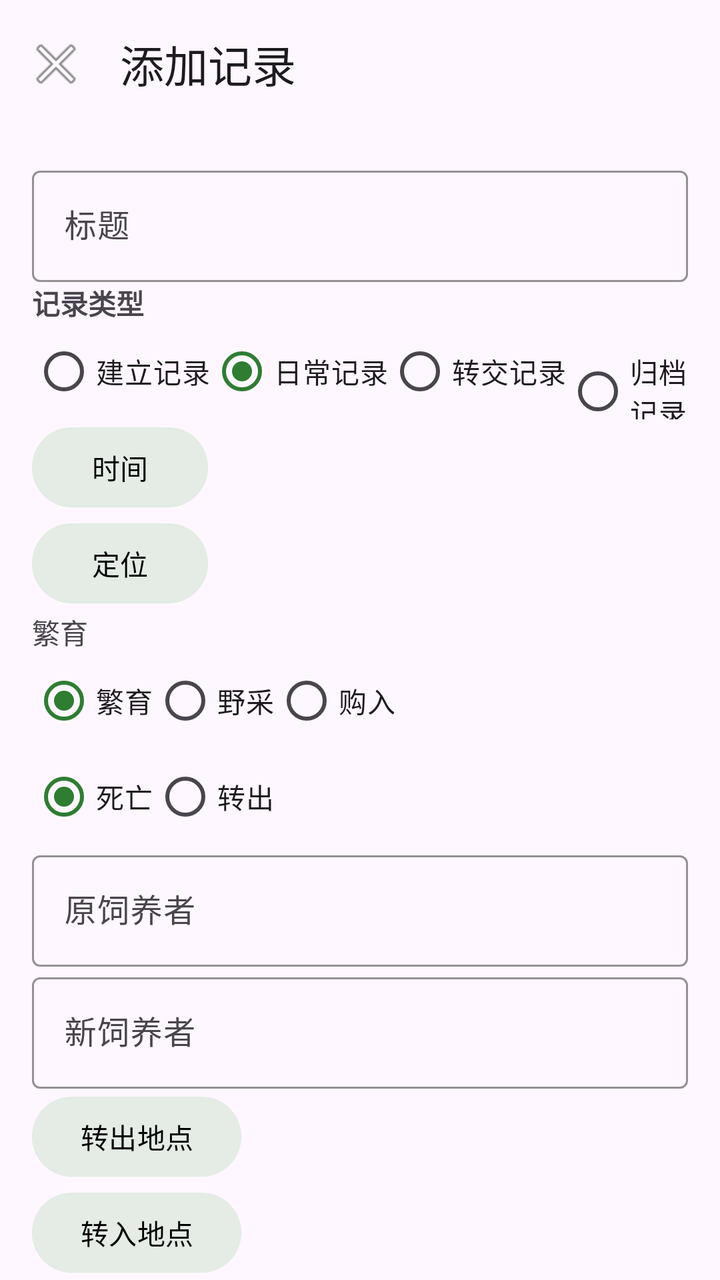
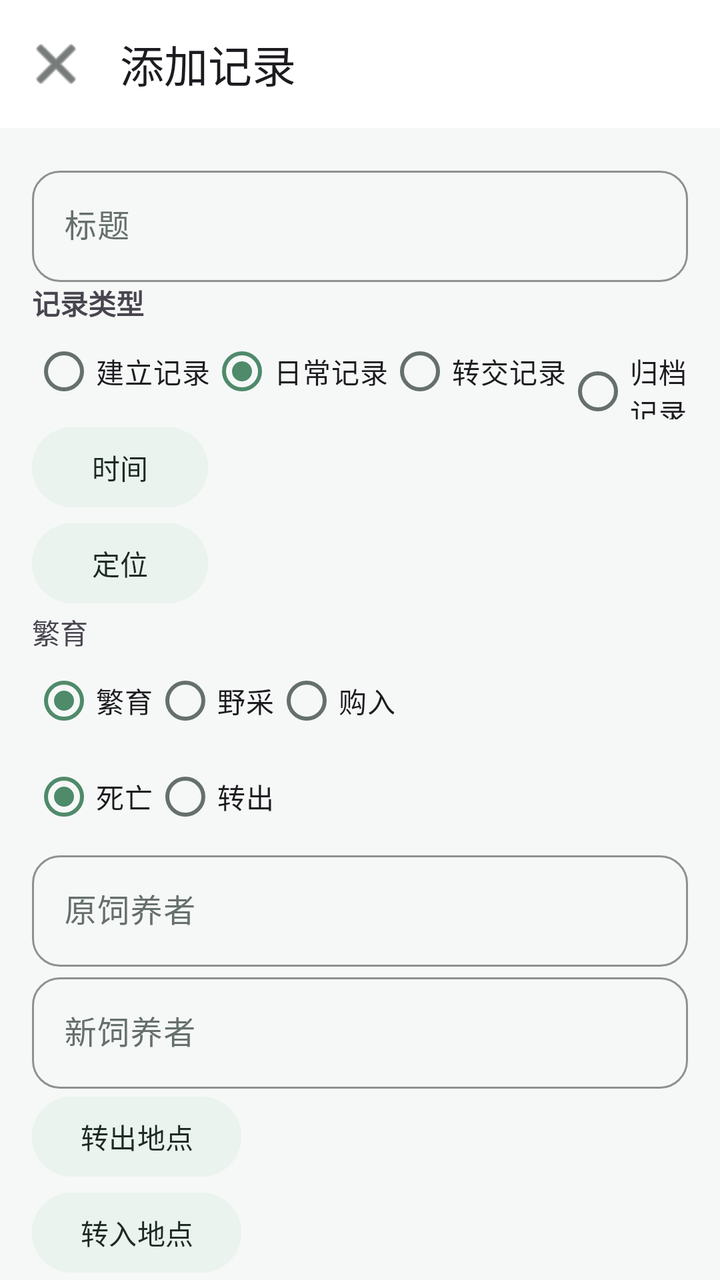

Screens rendered from an Android XML layout before and after an edit, with the pre-edit source and the edit as a unified diff.
<!-- AndroidManifest.xml: application theme Theme.PetProfile -->
<!-- res/layout/activity_record_edit.xml -->
<?xml version="1.0" encoding="utf-8"?>
<androidx.coordinatorlayout.widget.CoordinatorLayout xmlns:android="http://schemas.android.com/apk/res/android"
    xmlns:app="http://schemas.android.com/apk/res-auto"
    android:layout_width="match_parent"
    android:layout_height="match_parent">

    <com.google.android.material.appbar.AppBarLayout
        android:layout_width="match_parent"
        android:layout_height="wrap_content">

        <com.google.android.material.appbar.MaterialToolbar
            android:id="@+id/toolbar"
            android:layout_width="match_parent"
            android:layout_height="?attr/actionBarSize"
            app:navigationIcon="@android:drawable/ic_menu_close_clear_cancel"
            app:title="@string/action_add_record" />
    </com.google.android.material.appbar.AppBarLayout>

    <androidx.core.widget.NestedScrollView
        android:layout_width="match_parent"
        android:layout_height="match_parent"
        android:fillViewport="true"
        app:layout_behavior="@string/appbar_scrolling_view_behavior">

        <LinearLayout
            android:layout_width="match_parent"
            android:layout_height="wrap_content"
            android:orientation="vertical"
            android:padding="16dp">

            <com.google.android.material.textfield.TextInputLayout
                style="@style/Widget.PetProfile.TextInputLayout.Required"
                android:layout_width="match_parent"
                android:layout_height="wrap_content"
                android:hint="@string/label_title">

                <com.google.android.material.textfield.TextInputEditText
                    android:id="@+id/titleEditText"
                    android:layout_width="match_parent"
                    android:layout_height="wrap_content"
                    android:importantForAutofill="no"
                    android:inputType="text" />
            </com.google.android.material.textfield.TextInputLayout>

            <TextView
                android:layout_width="wrap_content"
                android:layout_height="wrap_content"
                android:text="@string/label_record_type"
                android:textStyle="bold" />

            <RadioGroup
                android:id="@+id/typeRadioGroup"
                android:layout_width="match_parent"
                android:layout_height="wrap_content"
                android:orientation="horizontal">

                <RadioButton
                    android:id="@+id/typeEstablishmentRadio"
                    android:layout_width="wrap_content"
                    android:layout_height="wrap_content"
                    android:text="@string/record_establishment" />

                <RadioButton
                    android:id="@+id/typeDailyRadio"
                    android:layout_width="wrap_content"
                    android:layout_height="wrap_content"
                    android:checked="true"
                    android:text="@string/record_daily" />

                <RadioButton
                    android:id="@+id/typeTransferRadio"
                    android:layout_width="wrap_content"
                    android:layout_height="wrap_content"
                    android:text="@string/record_transfer" />

                <RadioButton
                    android:id="@+id/typeArchiveRadio"
                    android:layout_width="wrap_content"
                    android:layout_height="wrap_content"
                    android:text="@string/record_archive" />
            </RadioGroup>

            <Button
                android:id="@+id/timeButton"
                android:layout_width="wrap_content"
                android:layout_height="wrap_content"
                android:backgroundTint="@color/avatar_background"
                android:textColor="@android:color/black"
                android:text="@string/label_time" />

            <Button
                android:id="@+id/locationButton"
                android:layout_width="wrap_content"
                android:layout_height="wrap_content"
                android:backgroundTint="@color/avatar_background"
                android:textColor="@android:color/black"
                android:text="@string/action_pick_location" />

            <LinearLayout
                android:id="@+id/establishmentExtraLayout"
                android:layout_width="match_parent"
                android:layout_height="wrap_content"
                android:orientation="vertical">

                <TextView
                    android:layout_width="wrap_content"
                    android:layout_height="wrap_content"
                    android:text="@string/record_establishment_source_breed" />

                <RadioGroup
                    android:id="@+id/establishmentSourceRadioGroup"
                    android:layout_width="match_parent"
                    android:layout_height="wrap_content"
                    android:orientation="horizontal">

                    <RadioButton
                        android:id="@+id/establishmentSourceBredRadio"
                        android:layout_width="wrap_content"
                        android:layout_height="wrap_content"
                        android:checked="true"
                        android:text="@string/record_establishment_source_breed" />

                    <RadioButton
                        android:id="@+id/establishmentSourceWildRadio"
                        android:layout_width="wrap_content"
                        android:layout_height="wrap_content"
                        android:text="@string/record_establishment_source_wild" />

                    <RadioButton
                        android:id="@+id/establishmentSourcePurchaseRadio"
                        android:layout_width="wrap_content"
                        android:layout_height="wrap_content"
                        android:text="@string/record_establishment_source_purchase" />
                </RadioGroup>
            </LinearLayout>

            <LinearLayout
                android:id="@+id/archiveExtraLayout"
                android:layout_width="match_parent"
                android:layout_height="wrap_content"
                android:orientation="vertical">

                <RadioGroup
                    android:id="@+id/archiveReasonRadioGroup"
                    android:layout_width="match_parent"
                    android:layout_height="wrap_content"
                    android:orientation="horizontal">

                    <RadioButton
                        android:id="@+id/archiveDeathRadio"
                        android:layout_width="wrap_content"
                        android:layout_height="wrap_content"
                        android:checked="true"
                        android:text="@string/record_archive_death" />

                    <RadioButton
                        android:id="@+id/archiveTransferRadio"
                        android:layout_width="wrap_content"
                        android:layout_height="wrap_content"
                        android:text="@string/record_archive_transfer" />
                </RadioGroup>
            </LinearLayout>

            <LinearLayout
                android:id="@+id/transferExtraLayout"
                android:layout_width="match_parent"
                android:layout_height="wrap_content"
                android:orientation="vertical">

                <com.google.android.material.textfield.TextInputLayout
                    style="@style/Widget.PetProfile.TextInputLayout"
                    android:layout_width="match_parent"
                    android:layout_height="wrap_content"
                    android:hint="@string/label_transfer_from_person">

                    <com.google.android.material.textfield.TextInputEditText
                        android:id="@+id/transferFromPersonEditText"
                        android:layout_width="match_parent"
                        android:layout_height="wrap_content" />
                </com.google.android.material.textfield.TextInputLayout>

                <com.google.android.material.textfield.TextInputLayout
                    style="@style/Widget.PetProfile.TextInputLayout"
                    android:layout_width="match_parent"
                    android:layout_height="wrap_content"
                    android:hint="@string/label_transfer_to_person">

                    <com.google.android.material.textfield.TextInputEditText
                        android:id="@+id/transferToPersonEditText"
                        android:layout_width="match_parent"
                        android:layout_height="wrap_content" />
                </com.google.android.material.textfield.TextInputLayout>

                <Button
                    android:id="@+id/transferFromPlaceButton"
                    android:layout_width="wrap_content"
                    android:layout_height="wrap_content"
                    android:backgroundTint="@color/avatar_background"
                    android:textColor="@android:color/black"
                    android:text="@string/label_transfer_from_place" />

                <Button
                    android:id="@+id/transferToPlaceButton"
                    android:layout_width="wrap_content"
                    android:layout_height="wrap_content"
                    android:backgroundTint="@color/avatar_background"
                    android:textColor="@android:color/black"
                    android:text="@string/label_transfer_to_place" />
            </LinearLayout>

            <TextView
                android:layout_width="wrap_content"
                android:layout_height="wrap_content"
                android:layout_marginTop="12dp"
                android:text="@string/label_attributes"
                android:textStyle="bold" />

            <androidx.recyclerview.widget.RecyclerView
                android:id="@+id/recordFieldsRecyclerView"
                android:layout_width="match_parent"
                android:layout_height="wrap_content"
                android:nestedScrollingEnabled="false" />

            <Button
                android:id="@+id/addFieldButton"
                android:layout_width="wrap_content"
                android:layout_height="wrap_content"
                android:backgroundTint="@color/avatar_background"
                android:textColor="@android:color/black"
                android:text="@string/action_add_field" />

            <com.google.android.material.textfield.TextInputLayout
                style="@style/Widget.PetProfile.TextInputLayout"
                android:layout_width="match_parent"
                android:layout_height="wrap_content"
                android:hint="@string/label_notes">

                <com.google.android.material.textfield.TextInputEditText
                    android:id="@+id/notesEditText"
                    android:layout_width="match_parent"
                    android:layout_height="150dp"
                    android:gravity="top"
                    android:inputType="textMultiLine" />
            </com.google.android.material.textfield.TextInputLayout>

            <LinearLayout
                android:id="@+id/imagesContainer"
                android:layout_width="match_parent"
                android:layout_height="wrap_content"
                android:orientation="horizontal"
                android:gravity="center_vertical" />

            <Button
                android:id="@+id/addImageButton"
                android:layout_width="wrap_content"
                android:layout_height="wrap_content"
                android:backgroundTint="@color/avatar_background"
                android:textColor="@android:color/black"
                android:text="@string/action_pick_image" />

            <Button
                android:id="@+id/saveButton"
                android:layout_width="match_parent"
                android:layout_height="wrap_content"
                android:layout_marginTop="12dp"
                android:backgroundTint="@color/avatar_background"
                android:textColor="@android:color/black"
                android:text="@string/action_save" />
        </LinearLayout>
    </androidx.core.widget.NestedScrollView>
</androidx.coordinatorlayout.widget.CoordinatorLayout>
<!-- resources referenced by this layout -->
<resources>
  <color name="avatar_background">#E4ECE5</color>
  <string name="action_add_field">新增字段</string>
  <string name="action_add_record">添加记录</string>
  <string name="action_pick_image">添加图片</string>
  <string name="action_pick_location">定位</string>
  <string name="action_save">保存</string>
  <string name="label_attributes">属性</string>
  <string name="label_notes">笔记</string>
  <string name="label_record_type">记录类型</string>
  <string name="label_time">时间</string>
  <string name="label_title">标题</string>
  <string name="label_transfer_from_person">原饲养者</string>
  <string name="label_transfer_from_place">转出地点</string>
  <string name="label_transfer_to_person">新饲养者</string>
  <string name="label_transfer_to_place">转入地点</string>
  <string name="record_archive">归档记录</string>
  <string name="record_archive_death">死亡</string>
  <string name="record_archive_transfer">转出</string>
  <string name="record_daily">日常记录</string>
  <string name="record_establishment">建立记录</string>
  <string name="record_establishment_source_breed">繁育</string>
  <string name="record_establishment_source_purchase">购入</string>
  <string name="record_establishment_source_wild">野采</string>
  <string name="record_transfer">转交记录</string>
  <style name="Widget.PetProfile.TextInputLayout" parent="Widget.Material3.TextInputLayout.OutlinedBox">
          <item name="boxStrokeColor">@color/input_border_default</item>
      </style>
  <style name="Widget.PetProfile.TextInputLayout.Required" parent="Widget.Material3.TextInputLayout.OutlinedBox">
          <item name="boxStrokeColor">@color/input_border_required</item>
      </style>
  <style name="Theme.PetProfile" parent="Theme.Material3.DayNight.NoActionBar">
          <item name="colorPrimary">@color/primary</item>
          <item name="colorPrimaryVariant">@color/primary_dark</item>
          <item name="colorSecondary">@color/accent</item>
          <item name="android:statusBarColor">@android:color/white</item>
          <item name="android:windowLightStatusBar">true</item>
      </style>
  <color name="input_border_default">#A5D6A7</color>
  <color name="input_border_required">#EF9A9A</color>
  <color name="primary">#2E7D32</color>
  <color name="primary_dark">#1B5E20</color>
  <color name="accent">#FF8F00</color>
</resources>

<!-- the commit's change to res/layout/activity_record_edit.xml (unified diff, before → after) -->
@@ -12,7 +12,9 @@
             android:id="@+id/toolbar"
             android:layout_width="match_parent"
             android:layout_height="?attr/actionBarSize"
+            android:background="@color/surface"
             app:navigationIcon="@android:drawable/ic_menu_close_clear_cancel"
+            app:navigationIconTint="@color/text_primary"
             app:title="@string/action_add_record" />
     </com.google.android.material.appbar.AppBarLayout>
 
@@ -84,16 +86,16 @@
                 android:id="@+id/timeButton"
                 android:layout_width="wrap_content"
                 android:layout_height="wrap_content"
-                android:backgroundTint="@color/avatar_background"
-                android:textColor="@android:color/black"
+                android:backgroundTint="@color/button_soft_bg"
+                android:textColor="@color/button_soft_text"
                 android:text="@string/label_time" />
 
             <Button
                 android:id="@+id/locationButton"
                 android:layout_width="wrap_content"
                 android:layout_height="wrap_content"
-                android:backgroundTint="@color/avatar_background"
-                android:textColor="@android:color/black"
+                android:backgroundTint="@color/button_soft_bg"
+                android:textColor="@color/button_soft_text"
                 android:text="@string/action_pick_location" />
 
             <LinearLayout
@@ -195,16 +197,16 @@
                     android:id="@+id/transferFromPlaceButton"
                     android:layout_width="wrap_content"
                     android:layout_height="wrap_content"
-                    android:backgroundTint="@color/avatar_background"
-                    android:textColor="@android:color/black"
+                    android:backgroundTint="@color/button_soft_bg"
+                    android:textColor="@color/button_soft_text"
                     android:text="@string/label_transfer_from_place" />
 
                 <Button
                     android:id="@+id/transferToPlaceButton"
                     android:layout_width="wrap_content"
                     android:layout_height="wrap_content"
-                    android:backgroundTint="@color/avatar_background"
-                    android:textColor="@android:color/black"
+                    android:backgroundTint="@color/button_soft_bg"
+                    android:textColor="@color/button_soft_text"
                     android:text="@string/label_transfer_to_place" />
             </LinearLayout>
 
@@ -225,8 +227,8 @@
                 android:id="@+id/addFieldButton"
                 android:layout_width="wrap_content"
                 android:layout_height="wrap_content"
-                android:backgroundTint="@color/avatar_background"
-                android:textColor="@android:color/black"
+                android:backgroundTint="@color/button_soft_bg"
+                android:textColor="@color/button_soft_text"
                 android:text="@string/action_add_field" />
 
             <com.google.android.material.textfield.TextInputLayout
@@ -254,8 +256,8 @@
                 android:id="@+id/addImageButton"
                 android:layout_width="wrap_content"
                 android:layout_height="wrap_content"
-                android:backgroundTint="@color/avatar_background"
-                android:textColor="@android:color/black"
+                android:backgroundTint="@color/button_soft_bg"
+                android:textColor="@color/button_soft_text"
                 android:text="@string/action_pick_image" />
 
             <Button
@@ -263,8 +265,8 @@
                 android:layout_width="match_parent"
                 android:layout_height="wrap_content"
                 android:layout_marginTop="12dp"
-                android:backgroundTint="@color/avatar_background"
-                android:textColor="@android:color/black"
+                android:backgroundTint="@color/primary"
+                android:textColor="@android:color/white"
                 android:text="@string/action_save" />
         </LinearLayout>
     </androidx.core.widget.NestedScrollView>
<!-- resource entries referenced after the edit -->
@@ -1,6 +1,7 @@
 <!-- resources referenced by this layout -->
 <resources>
-  <color name="avatar_background">#E4ECE5</color>
+  <color name="button_soft_bg">#EAF3ED</color>
+  <color name="button_soft_text">#1D2A23</color>
   <string name="action_add_field">新增字段</string>
   <string name="action_add_record">添加记录</string>
   <string name="action_pick_image">添加图片</string>
@@ -25,22 +26,46 @@
   <string name="record_establishment_source_wild">野采</string>
   <string name="record_transfer">转交记录</string>
   <style name="Widget.PetProfile.TextInputLayout" parent="Widget.Material3.TextInputLayout.OutlinedBox">
+          <item name="shapeAppearanceOverlay">@style/ShapeAppearance.PetProfile.TextField</item>
           <item name="boxStrokeColor">@color/input_border_default</item>
+          <item name="boxStrokeWidth">1dp</item>
+          <item name="boxStrokeWidthFocused">1.5dp</item>
+          <item name="hintTextColor">@color/text_secondary</item>
       </style>
   <style name="Widget.PetProfile.TextInputLayout.Required" parent="Widget.Material3.TextInputLayout.OutlinedBox">
+          <item name="shapeAppearanceOverlay">@style/ShapeAppearance.PetProfile.TextField</item>
           <item name="boxStrokeColor">@color/input_border_required</item>
+          <item name="boxStrokeWidth">1dp</item>
+          <item name="boxStrokeWidthFocused">1.5dp</item>
+          <item name="hintTextColor">@color/required_red</item>
       </style>
   <style name="Theme.PetProfile" parent="Theme.Material3.DayNight.NoActionBar">
           <item name="colorPrimary">@color/primary</item>
           <item name="colorPrimaryVariant">@color/primary_dark</item>
           <item name="colorSecondary">@color/accent</item>
+          <item name="colorSurface">@color/surface</item>
+          <item name="colorOnSurface">@color/text_primary</item>
+          <item name="colorSurfaceVariant">@color/surface_subtle</item>
+          <item name="colorOnSurfaceVariant">@color/text_secondary</item>
+          <item name="android:windowBackground">@color/surface_subtle</item>
           <item name="android:statusBarColor">@android:color/white</item>
           <item name="android:windowLightStatusBar">true</item>
+          <item name="android:navigationBarColor">@color/surface</item>
+          <item name="android:windowLightNavigationBar">true</item>
       </style>
-  <color name="input_border_default">#A5D6A7</color>
-  <color name="input_border_required">#EF9A9A</color>
-  <color name="primary">#2E7D32</color>
-  <color name="primary_dark">#1B5E20</color>
-  <color name="accent">#FF8F00</color>
+  <style name="ShapeAppearance.PetProfile.TextField" parent="">
+          <item name="cornerFamily">rounded</item>
+          <item name="cornerSize">14dp</item>
+      </style>
+  <color name="input_border_default">#C7D8CE</color>
+  <color name="text_secondary">#66706B</color>
+  <color name="input_border_required">#E8B1B1</color>
+  <color name="required_red">#C85A5A</color>
+  <color name="primary">#4F8A6B</color>
+  <color name="surface">#FFFFFF</color>
+  <color name="text_primary">#1C2621</color>
+  <color name="primary_dark">#305B44</color>
+  <color name="accent">#4F8A6B</color>
+  <color name="surface_subtle">#F6F8F7</color>
 </resources>
 
